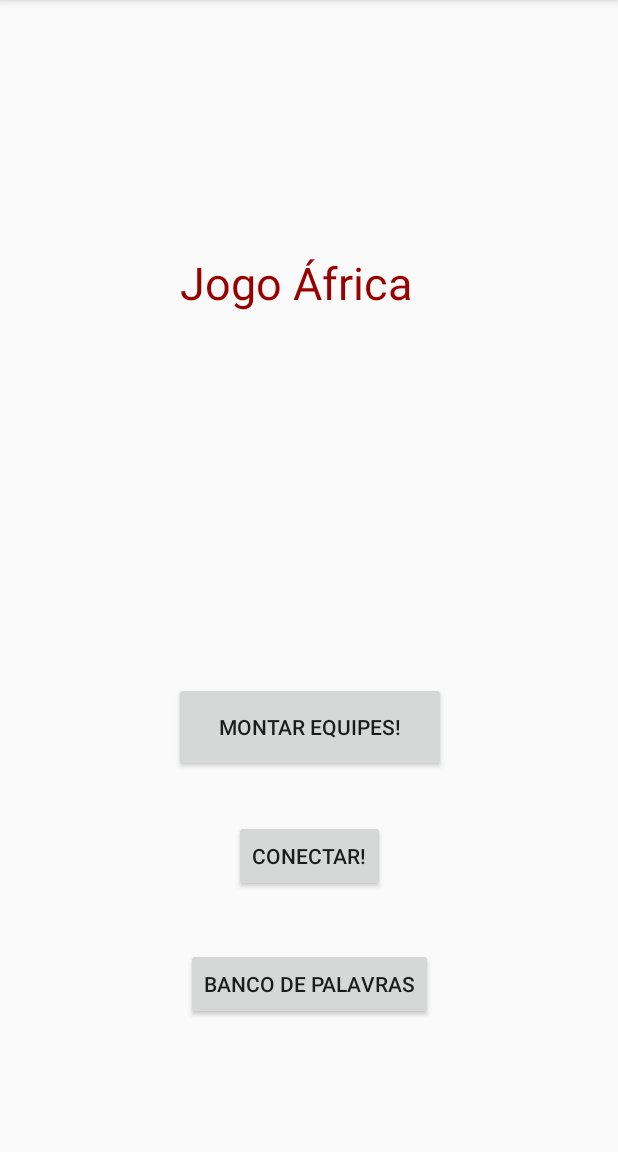
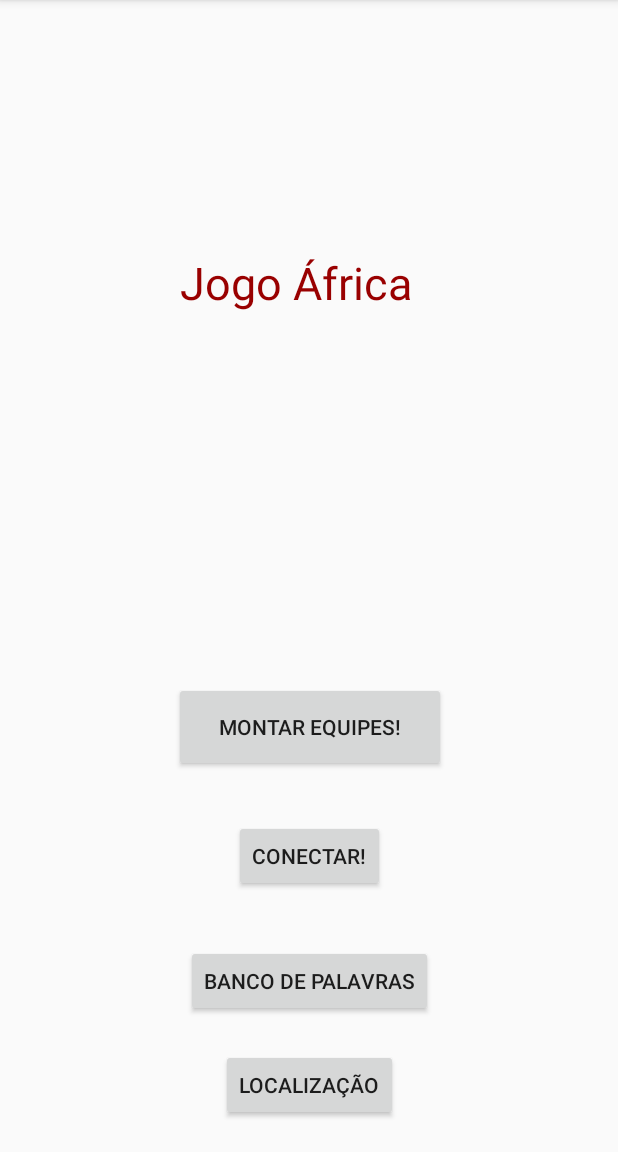
Before and after one commit to corasilber/JogoAfrica, an Android app: the screen it shows after launch (MainActivity), on a phone screen of 412 x 824 dp, the part 84-1236 px from its top. Run offline under Robolectric (Android 15) with nearby library versions, the phone set to English and light mode, and no system bars.

Commit message:
FERIAS CARALHOOOOO

```diff
--- a/app/build.gradle
+++ b/app/build.gradle
@@ -28,4 +28,6 @@ dependencies {
     compile 'com.android.support:appcompat-v7:26.+'
     compile 'com.android.support.constraint:constraint-layout:1.0.2'
     testCompile 'junit:junit:4.12'
+
+    compile "com.google.android.gms:play-services-location:11.0.1"
 }
--- a/app/src/main/AndroidManifest.xml
+++ b/app/src/main/AndroidManifest.xml
@@ -13,6 +13,7 @@
         android:required="true" />
 
     <uses-permission android:name="android.permission.INTERNET" />
+    <uses-permission android:name="android.permission.ACCESS_FINE_LOCATION"/>
 
     <application
         android:allowBackup="true"
--- a/app/src/main/java/com/lddm/jogoafrica/AdicionarJogador.java
+++ b/app/src/main/java/com/lddm/jogoafrica/AdicionarJogador.java
@@ -49,7 +49,7 @@ public class AdicionarJogador extends AppCompatActivity implements GetTeams {
             @Override
             public void run() {
                 Networking.buscarJogadores(AdicionarJogador.this, MainActivity.session);
-                handler.postDelayed(this, 3000);
+                handler.postDelayed(this, 500);
             }
         };
        // quantidadePalavras = Integer.parseInt(getIntent().getStringExtra("qtdPalavras")); // pega a qtd palavras do outro intent
@@ -138,7 +138,7 @@ public class AdicionarJogador extends AppCompatActivity implements GetTeams {
            public void onClick(View view) {
           //  adicionaJogadoresNaListaEquipe();
             Networking.enviarJogadores(jogadores, MainActivity.session);
-            handler.postDelayed(runnable, 3000);
+            handler.postDelayed(runnable, 500);
 
            }
        });
--- a/app/src/main/res/layout/activity_main.xml
+++ b/app/src/main/res/layout/activity_main.xml
@@ -53,16 +53,27 @@
         android:id="@+id/palavras"
         android:layout_width="wrap_content"
         android:layout_height="wrap_content"
+        android:layout_marginLeft="8dp"
+        android:layout_marginRight="6dp"
+        android:layout_marginTop="35dp"
         android:text="Banco de palavras"
-        android:layout_marginTop="35dp"
-        app:layout_constraintTop_toBottomOf="@+id/conectar"
-        android:layout_marginRight="6dp"
+        app:layout_constraintHorizontal_bias="0.496"
+        app:layout_constraintLeft_toLeftOf="parent"
         app:layout_constraintRight_toRightOf="parent"
-        android:layout_marginLeft="8dp"
-        app:layout_constraintLeft_toLeftOf="parent"
+        app:layout_constraintTop_toBottomOf="@+id/conectar" />
+
+    <Button
+        android:id="@+id/localizacao"
+        android:layout_width="wrap_content"
+        android:layout_height="wrap_content"
+        android:layout_marginBottom="8dp"
+        android:layout_marginEnd="8dp"
+        android:layout_marginStart="8dp"
+        android:layout_marginTop="8dp"
+        android:text="Localização"
         app:layout_constraintBottom_toBottomOf="parent"
-        app:layout_constraintHorizontal_bias="0.496"
-        android:layout_marginBottom="8dp"
-        app:layout_constraintVertical_bias="0.024" />
+        app:layout_constraintEnd_toEndOf="parent"
+        app:layout_constraintStart_toStartOf="parent"
+        app:layout_constraintTop_toBottomOf="@+id/palavras" />
 
 </android.support.constraint.ConstraintLayout>
```
Also changed, not shown: app/src/main/java/com/lddm/jogoafrica/EquipeJoga.java (+7 -7 lines), app/src/main/java/com/lddm/jogoafrica/MainActivity.java (+76 -8 lines), app/src/main/java/com/lddm/jogoafrica/Networking.java (+17 -6 lines), app/src/main/java/com/lddm/jogoafrica/TimerActivity.java (+4 -3 lines), 1 other file.
